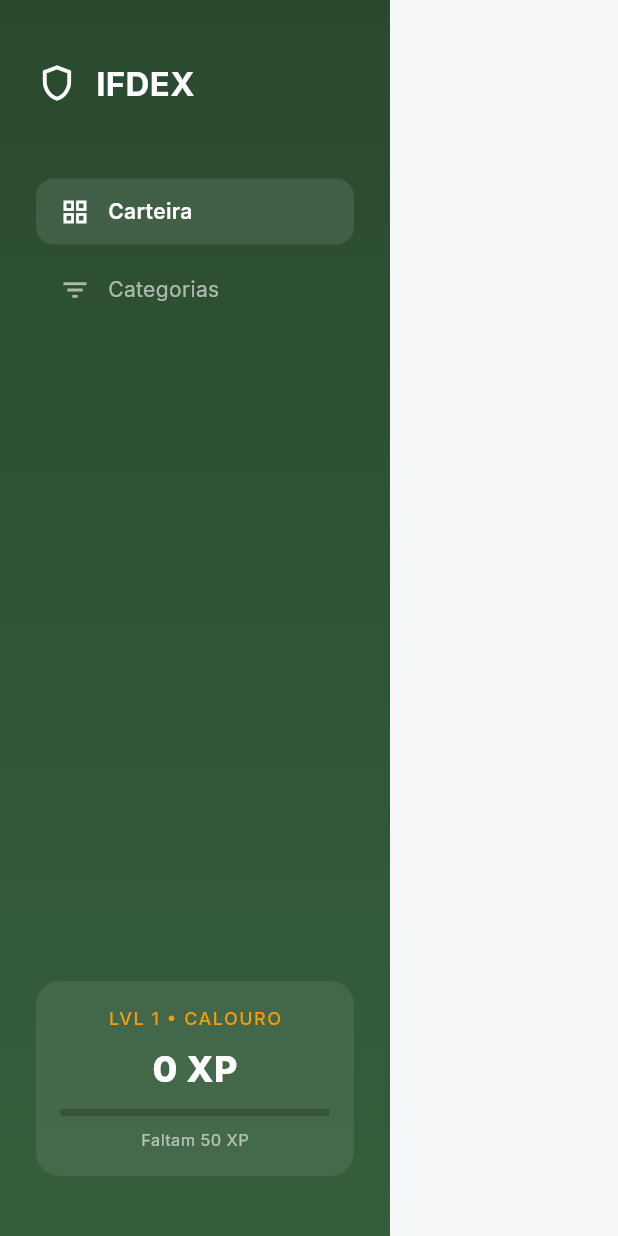
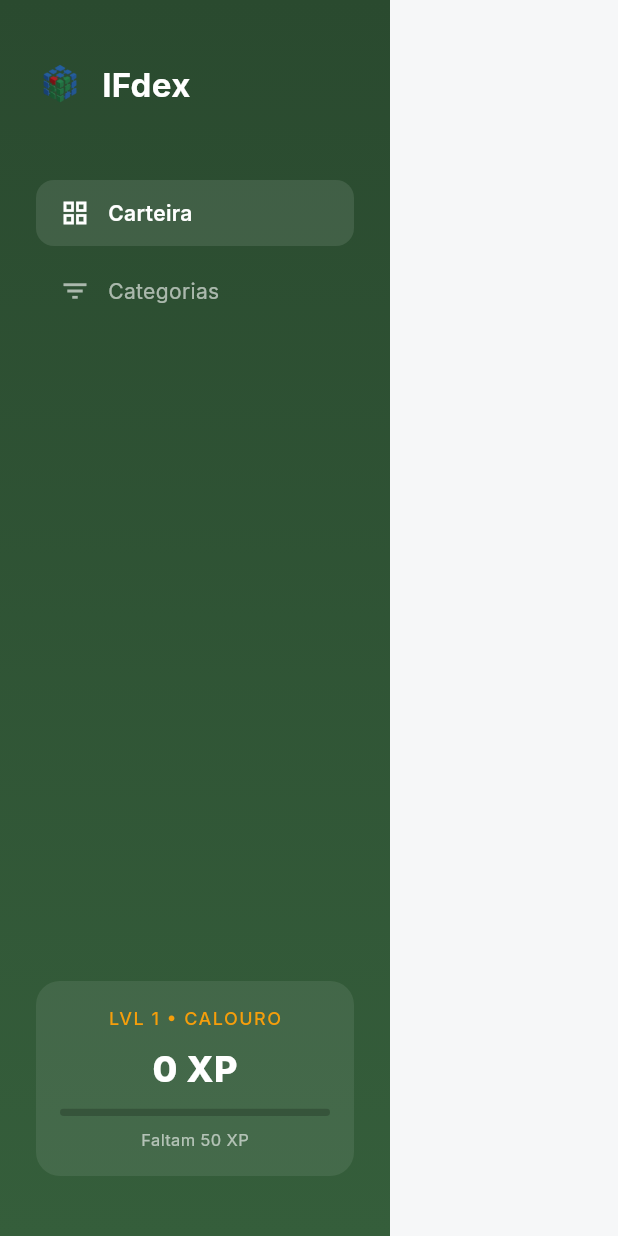
Before and after one commit to JGustavoCN/ifdex, a Flutter app: the _Sidebar widget shown alone on an empty page, opened directly with empty values, on a phone screen of 412 x 824 dp. Run offline on Flutter 3.47's test engine with Material 3 defaults, Android fonts, the phone set to English and light mode, and no system bars; our stand-ins replace firebase_core, google_fonts; accounts and stored records are empty.

Commit message:
chore(branding): implement IFdex identity and generate native launcher icons

```diff
--- a/lib/main.dart
+++ b/lib/main.dart
@@ -19,7 +19,7 @@ class MyApp extends StatelessWidget {
   @override
   Widget build(BuildContext context) {
     return MaterialApp(
-      title: 'IFDEX',
+      title: 'IFdex',
       debugShowCheckedModeBanner: false,
       theme: AppTheme.light(),
       home: const HomeView(),
--- a/lib/views/home_web_view.dart
+++ b/lib/views/home_web_view.dart
@@ -89,16 +89,12 @@ class _Sidebar extends StatelessWidget {
       child: Column(
         crossAxisAlignment: CrossAxisAlignment.start,
         children: [
-          const Row(
+          Row(
             children: [
-              Icon(
-                Icons.shield_outlined,
-                color: AppColors.textOnDark,
-                size: 28,
-              ),
-              SizedBox(width: 12),
-              AppText(
-                'IFDEX',
+              Image.asset('assets/logo_transparent.png', height: 32, width: 32),
+              const SizedBox(width: 12),
+              const AppText(
+                'IFdex',
                 fontSize: 22,
                 fontWeight: FontWeight.w700,
                 color: AppColors.textOnDark,
--- a/lib/widgets/xp_header.dart
+++ b/lib/widgets/xp_header.dart
@@ -42,10 +42,10 @@ class XpHeader extends StatelessWidget {
         children: [
           Row(
             children: [
-              const Icon(Icons.shield_outlined, color: Colors.white, size: 22),
+              Image.asset('assets/logo_transparent.png', height: 24, width: 24),
               const SizedBox(width: 8),
               const AppText(
-                'IFDEX',
+                'IFdex',
                 fontSize: 18,
                 fontWeight: FontWeight.w700,
                 color: Colors.white,
```
Also changed, not shown: pubspec.yaml (+14 -0 lines), assets/logo_ios.png (added), assets/logo_transparent.png (added), pubspec.lock, 38 other files.
